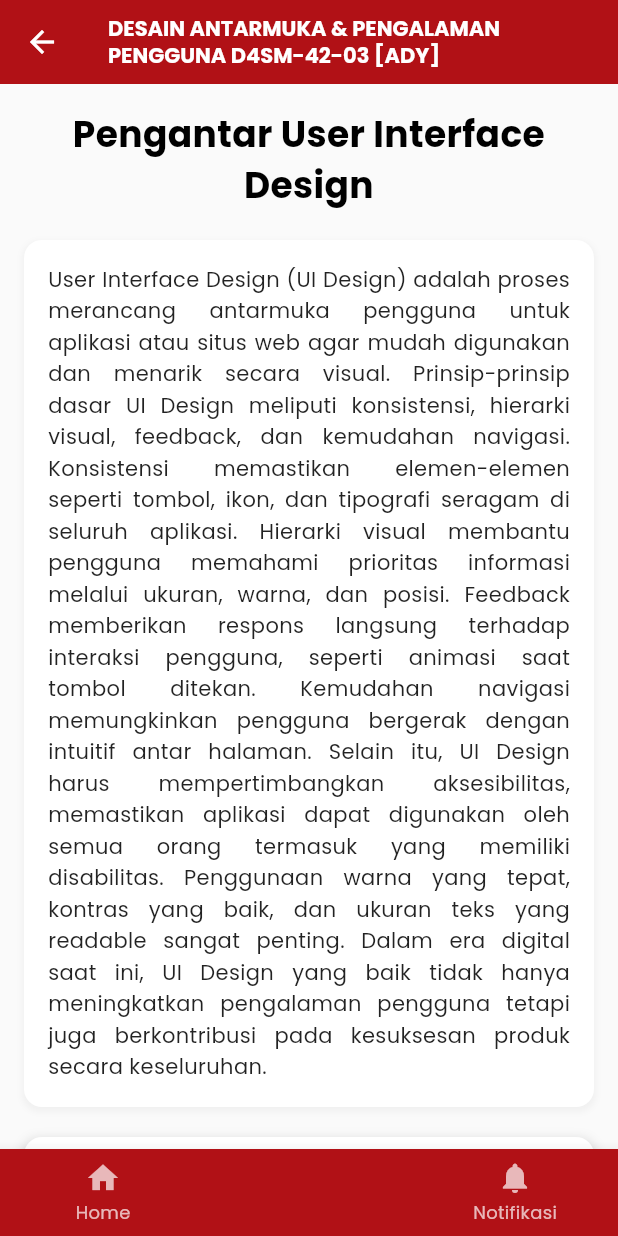
After one commit to susirahma/lms, a Flutter app: the DetailMateriPage screen opened directly, on a phone screen of 412 x 824 dp. The commit adds this screen. Run offline on Flutter 3.47's test engine with Material 3 defaults, Android fonts, the phone set to English and light mode, and no system bars; our stand-ins replace google_fonts.

Commit message:
nambah isi atau halaman dari materi pertemuan 1

```diff
--- a/lib/dashboard_materi_page.dart
+++ b/lib/dashboard_materi_page.dart
@@ -1,5 +1,6 @@
 import 'package:flutter/material.dart';
 import 'package:google_fonts/google_fonts.dart';
+import 'detail_materi_page.dart';
 
 class DashboardMateriPage extends StatefulWidget {
   const DashboardMateriPage({super.key});
@@ -128,7 +129,14 @@ class _DashboardMateriPageState extends State<DashboardMateriPage> {
                     {'meeting': 'Pertemuan 5', 'title': '05 - Testing dan Iterasi', 'details': '2 URLs, 1 File, 2 Interactive Content', 'completed': false},
                   ];
                   final meeting = meetings[index];
-                  return Card(
+                  return GestureDetector(
+                    onTap: () {
+                      Navigator.push(
+                        context,
+                        MaterialPageRoute(builder: (context) => const DetailMateriPage()),
+                      );
+                    },
+                    child: Card(
                       elevation: 2,
                       margin: const EdgeInsets.only(bottom: 16),
                       child: Padding(
@@ -181,6 +189,7 @@ class _DashboardMateriPageState extends State<DashboardMateriPage> {
                               ),
                             ),
                           ],
+                        ),
                       ),
                     ),
                   );
--- /dev/null
+++ b/lib/detail_materi_page.dart
@@ -0,0 +1,250 @@
+import 'package:flutter/material.dart';
+import 'package:google_fonts/google_fonts.dart';
+
+class DetailMateriPage extends StatefulWidget {
+  const DetailMateriPage({super.key});
+
+  @override
+  _DetailMateriPageState createState() => _DetailMateriPageState();
+}
+
+class _DetailMateriPageState extends State<DetailMateriPage> {
+  int activeTab = 0; // 0 for Lampiran Materi, 1 for Tugas dan Kuis
+
+  @override
+  Widget build(BuildContext context) {
+    return Scaffold(
+      appBar: AppBar(
+        backgroundColor: const Color(0xFFB11116),
+        leading: IconButton(
+          icon: const Icon(Icons.arrow_back, color: Colors.white),
+          onPressed: () {
+            Navigator.pop(context);
+          },
+        ),
+        title: Text(
+          'DESAIN ANTARMUKA & PENGALAMAN PENGGUNA D4SM-42-03 [ADY]',
+          style: GoogleFonts.poppins(
+            fontSize: 14,
+            fontWeight: FontWeight.bold,
+            color: Colors.white,
+          ),
+          maxLines: 2,
+          overflow: TextOverflow.ellipsis,
+        ),
+      ),
+      body: Container(
+        color: Colors.grey[50], // Very light gray background
+        child: SingleChildScrollView(
+          padding: const EdgeInsets.all(16.0),
+          child: Column(
+            children: [
+              // Header Title
+              Text(
+                'Pengantar User Interface Design',
+                style: GoogleFonts.poppins(
+                  fontSize: 24,
+                  fontWeight: FontWeight.bold,
+                  color: Colors.black,
+                ),
+                textAlign: TextAlign.center,
+              ),
+              const SizedBox(height: 20),
+              // Description Section
+              Container(
+                padding: const EdgeInsets.all(16.0),
+                decoration: BoxDecoration(
+                  color: Colors.white,
+                  borderRadius: BorderRadius.circular(12),
+                  boxShadow: [
+                    BoxShadow(
+                      color: Colors.grey.withOpacity(0.1),
+                      spreadRadius: 1,
+                      blurRadius: 3,
+                      offset: const Offset(0, 2),
+                    ),
+                  ],
+                ),
+                child: Text(
+                  'User Interface Design (UI Design) adalah proses merancang antarmuka pengguna untuk aplikasi atau situs web agar mudah digunakan dan menarik secara visual. Prinsip-prinsip dasar UI Design meliputi konsistensi, hierarki visual, feedback, dan kemudahan navigasi. Konsistensi memastikan elemen-elemen seperti tombol, ikon, dan tipografi seragam di seluruh aplikasi. Hierarki visual membantu pengguna memahami prioritas informasi melalui ukuran, warna, dan posisi. Feedback memberikan respons langsung terhadap interaksi pengguna, seperti animasi saat tombol ditekan. Kemudahan navigasi memungkinkan pengguna bergerak dengan intuitif antar halaman. Selain itu, UI Design harus mempertimbangkan aksesibilitas, memastikan aplikasi dapat digunakan oleh semua orang termasuk yang memiliki disabilitas. Penggunaan warna yang tepat, kontras yang baik, dan ukuran teks yang readable sangat penting. Dalam era digital saat ini, UI Design yang baik tidak hanya meningkatkan pengalaman pengguna tetapi juga berkontribusi pada kesuksesan produk secara keseluruhan.',
+                  style: GoogleFonts.poppins(
+                    fontSize: 14,
+                    color: Colors.black87,
+                    height: 1.5,
+                  ),
+                  textAlign: TextAlign.justify,
+                ),
+              ),
+              const SizedBox(height: 20),
+              // Tab Selector
+              Container(
+                decoration: BoxDecoration(
+                  color: Colors.white,
+                  borderRadius: BorderRadius.circular(12),
+                  boxShadow: [
+                    BoxShadow(
+                      color: Colors.grey.withOpacity(0.3),
+                      spreadRadius: 2,
+                      blurRadius: 5,
+                      offset: const Offset(0, 3),
+                    ),
+                  ],
+                ),
+                child: Row(
+                  mainAxisAlignment: MainAxisAlignment.spaceEvenly,
+                  children: [
+                    GestureDetector(
+                      onTap: () {
+                        setState(() {
+                          activeTab = 0;
+                        });
+                      },
+                      child: Column(
+                        children: [
+                          Padding(
+                            padding: const EdgeInsets.all(16),
+                            child: Text(
+                              'Lampiran Materi',
+                              style: GoogleFonts.poppins(
+                                fontSize: 14,
+                                color: activeTab == 0 ? const Color(0xFFB11116) : Colors.grey,
+                              ),
+                            ),
+                          ),
+                          if (activeTab == 0)
+                            Container(
+                              height: 3,
+                              width: 120,
+                              color: Colors.black,
+                            ),
+                        ],
+                      ),
+                    ),
+                    GestureDetector(
+                      onTap: () {
+                        setState(() {
+                          activeTab = 1;
+                        });
+                      },
+                      child: Column(
+                        children: [
+                          Padding(
+                            padding: const EdgeInsets.all(16),
+                            child: Text(
+                              'Tugas dan Kuis',
+                              style: GoogleFonts.poppins(
+                                fontSize: 14,
+                                color: activeTab == 1 ? const Color(0xFFB11116) : Colors.grey,
+                              ),
+                            ),
+                          ),
+                          if (activeTab == 1)
+                            Container(
+                              height: 3,
+                              width: 100,
+                              color: Colors.black,
+                            ),
+                        ],
+                      ),
+                    ),
+                  ],
+                ),
+              ),
+              const SizedBox(height: 20),
+              // Content based on active tab
+              if (activeTab == 0)
+                // Lampiran Materi List
+                ListView.builder(
+                  shrinkWrap: true,
+                  physics: const NeverScrollableScrollPhysics(),
+                  itemCount: 4,
+                  itemBuilder: (context, index) {
+                    final attachments = [
+                      {'name': 'Zoom Meeting', 'icon': Icons.link, 'checked': true},
+                      {'name': '20 Prinsip Desain', 'icon': Icons.link, 'checked': true},
+                      {'name': 'User Interface Design for Beginner', 'icon': Icons.videocam, 'checked': false},
+                      {'name': 'Panduan UI Design.pdf', 'icon': Icons.description, 'checked': false},
+                    ];
+                    final attachment = attachments[index];
+                    return Card(
+                      elevation: 2,
+                      margin: const EdgeInsets.only(bottom: 12),
+                      shape: RoundedRectangleBorder(
+                        borderRadius: BorderRadius.circular(12),
+                      ),
+                      child: ListTile(
+                        leading: Icon(
+                          attachment['icon'] as IconData,
+                          color: Colors.grey[600],
+                          size: 28,
+                        ),
+                        title: Text(
+                          attachment['name'] as String,
+                          style: GoogleFonts.poppins(
+                            fontSize: 16,
+                            fontWeight: FontWeight.w500,
+                          ),
+                        ),
+                        trailing: Icon(
+                          (attachment['checked'] as bool) ? Icons.check_circle : Icons.radio_button_unchecked,
+                          color: (attachment['checked'] as bool) ? Colors.green : Colors.grey,
+                          size: 24,
+                        ),
+                      ),
+                    );
+                  },
+                )
+              else if (activeTab == 1)
+                // Tugas dan Kuis content (placeholder for now)
+                Container(
+                  padding: const EdgeInsets.all(16.0),
+                  decoration: BoxDecoration(
+                    color: Colors.white,
+                    borderRadius: BorderRadius.circular(12),
+                    boxShadow: [
+                      BoxShadow(
+                        color: Colors.grey.withOpacity(0.1),
+                        spreadRadius: 1,
+                        blurRadius: 3,
+                        offset: const Offset(0, 2),
+                      ),
+                    ],
+                  ),
+                  child: Text(
+                    'Konten untuk Tugas dan Kuis akan ditampilkan di sini.',
+                    style: GoogleFonts.poppins(
+                      fontSize: 14,
+                      color: Colors.black87,
+                    ),
+                    textAlign: TextAlign.center,
+                  ),
+                ),
+            ],
+          ),
+        ),
+      ),
+      bottomNavigationBar: BottomNavigationBar(
+        items: const <BottomNavigationBarItem>[
+          BottomNavigationBarItem(
+            icon: Icon(Icons.home),
+            label: 'Home',
+          ),
+          BottomNavigationBarItem(
+            icon: Icon(Icons.school),
+            label: 'Kelas Saya',
+          ),
+          BottomNavigationBarItem(
+            icon: Icon(Icons.notifications),
+            label: 'Notifikasi',
+          ),
+        ],
+        currentIndex: 1, // Set to 1 since this is accessed from Kelas Saya
+        selectedItemColor: const Color(0xFFB11116),
+        unselectedItemColor: Colors.white70,
+        backgroundColor: const Color(0xFFB11116),
+        type: BottomNavigationBarType.fixed,
+        showUnselectedLabels: true,
+      ),
+    );
+  }
+}
```
Lines whose indentation alone changed are shown as unchanged.
